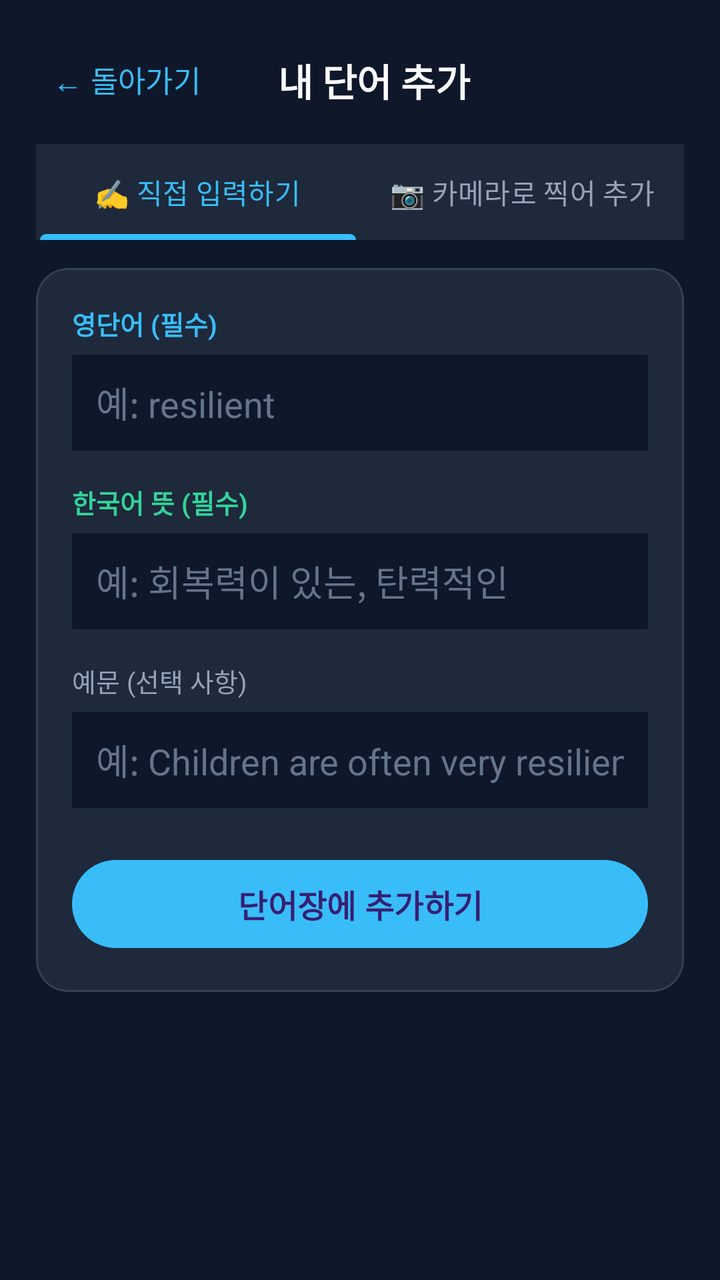
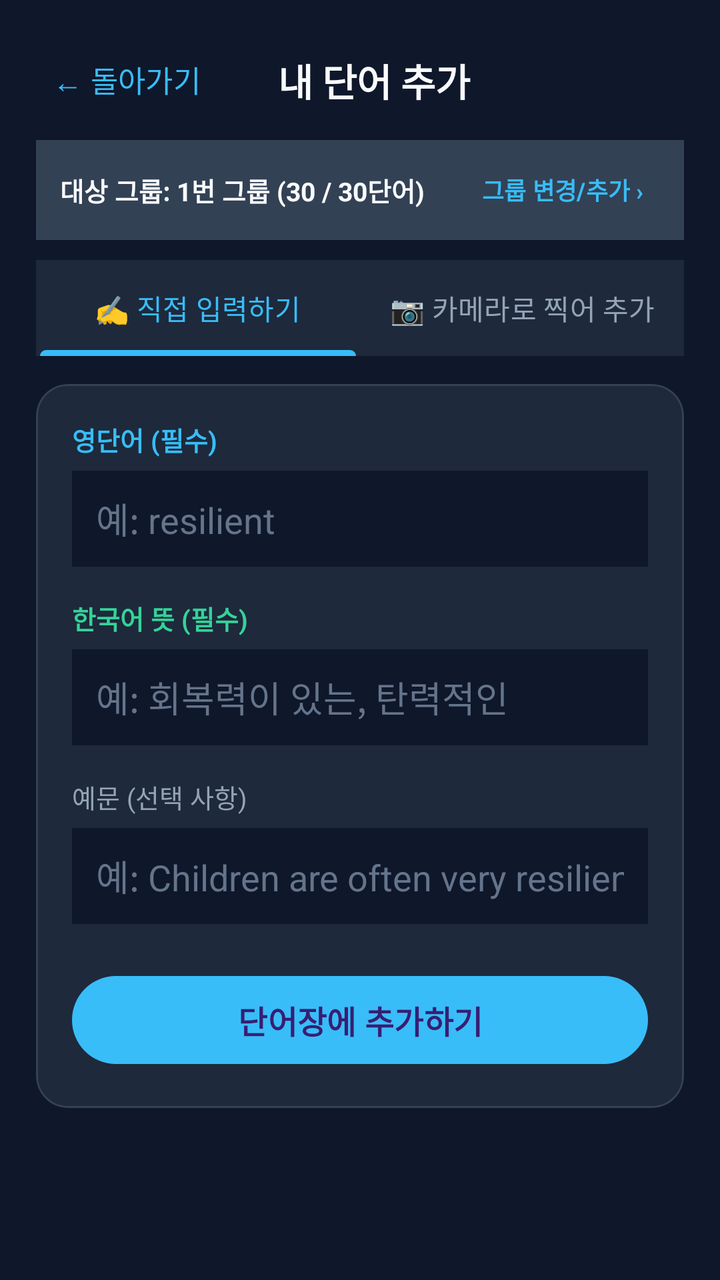

Two renders of the same Android screen: before a commit and after it. Below are the layout's source before the change and the commit's diff.
<!-- AndroidManifest.xml: application theme Theme.KkamppagiEnglish -->
<!-- res/layout/activity_add_word.xml -->
<?xml version="1.0" encoding="utf-8"?>
<LinearLayout xmlns:android="http://schemas.android.com/apk/res/android"
    xmlns:app="http://schemas.android.com/apk/res-auto"
    android:id="@+id/rootAddWord"
    android:layout_width="match_parent"
    android:layout_height="match_parent"
    android:background="@color/bg_primary"
    android:orientation="vertical"
    android:padding="18dp">

    <LinearLayout
        android:layout_width="match_parent"
        android:layout_height="wrap_content"
        android:gravity="center_vertical"
        android:orientation="horizontal">

        <Button
            android:id="@+id/btnBack"
            style="@style/Widget.Material3.Button.TextButton"
            android:layout_width="wrap_content"
            android:layout_height="44dp"
            android:paddingHorizontal="8dp"
            android:text="← 돌아가기"
            android:textColor="@color/accent_blue"
            android:textSize="15sp" />

        <TextView
            android:layout_width="0dp"
            android:layout_height="wrap_content"
            android:layout_weight="1"
            android:gravity="center"
            android:text="내 단어 추가"
            android:textColor="@color/text_primary"
            android:textSize="19sp"
            android:textStyle="bold" />

        <View
            android:layout_width="76dp"
            android:layout_height="1dp" />
    </LinearLayout>

    <com.google.android.material.tabs.TabLayout
        android:id="@+id/tabLayoutMode"
        android:layout_width="match_parent"
        android:layout_height="48dp"
        android:layout_marginTop="10dp"
        android:background="@color/card_surface"
        app:tabIndicatorColor="@color/accent_blue"
        app:tabIndicatorFullWidth="true"
        app:tabSelectedTextColor="@color/accent_blue"
        app:tabTextColor="@color/text_secondary">

        <com.google.android.material.tabs.TabItem
            android:layout_width="wrap_content"
            android:layout_height="wrap_content"
            android:text="✍️ 직접 입력하기" />

        <com.google.android.material.tabs.TabItem
            android:layout_width="wrap_content"
            android:layout_height="wrap_content"
            android:text="📷 카메라로 찍어 추가" />
    </com.google.android.material.tabs.TabLayout>

    
    <ScrollView
        android:id="@+id/sectionManual"
        android:layout_width="match_parent"
        android:layout_height="0dp"
        android:layout_marginTop="14dp"
        android:layout_weight="1"
        android:fillViewport="true">

        <LinearLayout
            android:layout_width="match_parent"
            android:layout_height="wrap_content"
            android:orientation="vertical">

            <com.google.android.material.card.MaterialCardView
                android:layout_width="match_parent"
                android:layout_height="wrap_content"
                app:cardBackgroundColor="@color/card_surface"
                app:cardCornerRadius="16dp"
                app:strokeColor="@color/divider_color"
                app:strokeWidth="1dp">

                <LinearLayout
                    android:layout_width="match_parent"
                    android:layout_height="wrap_content"
                    android:orientation="vertical"
                    android:padding="18dp">

                    <TextView
                        android:layout_width="wrap_content"
                        android:layout_height="wrap_content"
                        android:text="영단어 (필수)"
                        android:textColor="@color/accent_blue"
                        android:textSize="13sp"
                        android:textStyle="bold" />

                    <EditText
                        android:id="@+id/etEnglish"
                        android:layout_width="match_parent"
                        android:layout_height="48dp"
                        android:layout_marginTop="6dp"
                        android:background="@color/bg_primary"
                        android:hint="예: resilient"
                        android:imeOptions="actionNext"
                        android:inputType="textNoSuggestions"
                        android:paddingHorizontal="12dp"
                        android:singleLine="true"
                        android:textColor="@color/text_primary"
                        android:textColorHint="#64748B" />

                    <TextView
                        android:layout_width="wrap_content"
                        android:layout_height="wrap_content"
                        android:layout_marginTop="16dp"
                        android:text="한국어 뜻 (필수)"
                        android:textColor="@color/accent_emerald"
                        android:textSize="13sp"
                        android:textStyle="bold" />

                    <EditText
                        android:id="@+id/etKorean"
                        android:layout_width="match_parent"
                        android:layout_height="48dp"
                        android:layout_marginTop="6dp"
                        android:background="@color/bg_primary"
                        android:hint="예: 회복력이 있는, 탄력적인"
                        android:imeOptions="actionNext"
                        android:inputType="text"
                        android:paddingHorizontal="12dp"
                        android:singleLine="true"
                        android:textColor="@color/text_primary"
                        android:textColorHint="#64748B" />

                    <TextView
                        android:layout_width="wrap_content"
                        android:layout_height="wrap_content"
                        android:layout_marginTop="16dp"
                        android:text="예문 (선택 사항)"
                        android:textColor="@color/text_secondary"
                        android:textSize="13sp" />

                    <EditText
                        android:id="@+id/etExample"
                        android:layout_width="match_parent"
                        android:layout_height="48dp"
                        android:layout_marginTop="6dp"
                        android:background="@color/bg_primary"
                        android:hint="예: Children are often very resilient."
                        android:imeOptions="actionDone"
                        android:inputType="text"
                        android:paddingHorizontal="12dp"
                        android:singleLine="true"
                        android:textColor="@color/text_primary"
                        android:textColorHint="#64748B" />

                    <Button
                        android:id="@+id/btnSaveManual"
                        android:layout_width="match_parent"
                        android:layout_height="52dp"
                        android:layout_marginTop="22dp"
                        android:text="단어장에 추가하기"
                        android:textSize="16sp"
                        android:textStyle="bold" />
                </LinearLayout>
            </com.google.android.material.card.MaterialCardView>
        </LinearLayout>
    </ScrollView>

    
    <LinearLayout
        android:id="@+id/sectionCamera"
        android:layout_width="match_parent"
        android:layout_height="0dp"
        android:layout_marginTop="12dp"
        android:layout_weight="1"
        android:orientation="vertical"
        android:visibility="gone">

        <ScrollView
            android:id="@+id/scrollCameraContent"
            android:layout_width="match_parent"
            android:layout_height="0dp"
            android:layout_weight="1"
            android:clipToPadding="false"
            android:fillViewport="true"
            android:paddingBottom="16dp">

            <LinearLayout
                android:layout_width="match_parent"
                android:layout_height="wrap_content"
                android:orientation="vertical">

                <LinearLayout
                    android:id="@+id/layoutCameraButtons"
                    android:layout_width="match_parent"
                    android:layout_height="wrap_content"
                    android:orientation="horizontal">

                    <Button
                        android:id="@+id/btnTakePhoto"
                        android:layout_width="0dp"
                        android:layout_height="48dp"
                        android:layout_marginEnd="8dp"
                        android:layout_weight="1.3"
                        android:text="📷 카메라로 촬영"
                        android:textSize="15sp"
                        android:textStyle="bold" />

                    <Button
                        android:id="@+id/btnPickGallery"
                        style="@style/Widget.Material3.Button.TonalButton"
                        android:layout_width="0dp"
                        android:layout_height="48dp"
                        android:layout_weight="1"
                        android:text="🖼️ 앨범 선택"
                        android:textSize="14sp" />
                </LinearLayout>

                <TextView
                    android:id="@+id/tvScanStatus"
                    android:layout_width="match_parent"
                    android:layout_height="wrap_content"
                    android:layout_marginTop="10dp"
                    android:background="@color/chip_bg"
                    android:paddingHorizontal="12dp"
                    android:paddingVertical="8dp"
                    android:text="영어 책, 단어장, 프린트물을 찍으면 영단어를 자동으로 추출합니다."
                    android:textColor="@color/text_secondary"
                    android:textSize="13sp" />

                <ImageView
                    android:id="@+id/ivPreview"
                    android:layout_width="match_parent"
                    android:layout_height="110dp"
                    android:layout_marginTop="10dp"
                    android:background="@color/card_surface"
                    android:contentDescription="촬영된 이미지 미리보기"
                    android:scaleType="centerCrop"
                    android:visibility="gone" />

                <LinearLayout
                    android:id="@+id/containerScannedWords"
                    android:layout_width="match_parent"
                    android:layout_height="wrap_content"
                    android:layout_marginTop="10dp"
                    android:orientation="vertical" />
            </LinearLayout>
        </ScrollView>

        <Button
            android:id="@+id/btnSaveScanned"
            android:layout_width="match_parent"
            android:layout_height="52dp"
            android:layout_marginTop="8dp"
            android:text="선택한 영단어 일괄 추가하기"
            android:textSize="16sp"
            android:textStyle="bold"
            android:visibility="gone" />
    </LinearLayout>

</LinearLayout>
<!-- resources referenced by this layout -->
<resources>
  <color name="accent_blue">#38BDF8</color>
  <color name="accent_emerald">#34D399</color>
  <color name="bg_primary">#0F172A</color>
  <color name="card_surface">#1E293B</color>
  <color name="chip_bg">#334155</color>
  <color name="divider_color">#334155</color>
  <color name="text_primary">#F8FAFC</color>
  <color name="text_secondary">#94A3B8</color>
  <style name="Theme.KkamppagiEnglish" parent="Theme.Material3.Dark.NoActionBar">
          <item name="colorPrimary">@color/accent_blue</item>
          <item name="android:statusBarColor">@android:color/transparent</item>
          <item name="android:navigationBarColor">@android:color/transparent</item>
          <item name="android:windowBackground">@color/bg_primary</item>
      </style>
</resources>

<!-- the commit's change to res/layout/activity_add_word.xml (unified diff, before → after) -->
@@ -37,6 +37,41 @@
         <View
             android:layout_width="76dp"
             android:layout_height="1dp" />
+    </LinearLayout>
+
+    
+    <LinearLayout
+        android:layout_width="match_parent"
+        android:layout_height="wrap_content"
+        android:layout_marginTop="8dp"
+        android:background="@color/chip_bg"
+        android:gravity="center_vertical"
+        android:orientation="horizontal"
+        android:paddingHorizontal="12dp"
+        android:paddingVertical="8dp">
+
+        <TextView
+            android:id="@+id/tvTargetGroupInfo"
+            android:layout_width="0dp"
+            android:layout_height="wrap_content"
+            android:layout_weight="1"
+            android:text="대상 그룹: 1번 그룹 (30 / 30단어)"
+            android:textColor="@color/text_primary"
+            android:textSize="13sp"
+            android:textStyle="bold" />
+
+        <Button
+            android:id="@+id/btnSwitchGroupFromAdd"
+            style="@style/Widget.Material3.Button.TextButton"
+            android:layout_width="wrap_content"
+            android:layout_height="34dp"
+            android:minHeight="0dp"
+            android:paddingHorizontal="8dp"
+            android:paddingVertical="0dp"
+            android:text="그룹 변경/추가 ›"
+            android:textColor="@color/accent_blue"
+            android:textSize="12sp"
+            android:textStyle="bold" />
     </LinearLayout>
 
     <com.google.android.material.tabs.TabLayout
